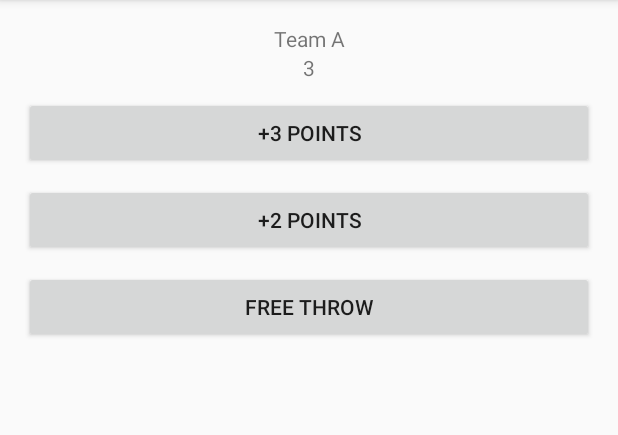
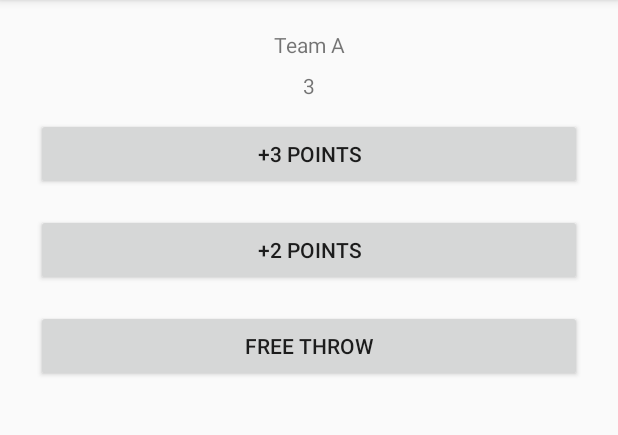
Before and after one commit to williamscs/CourtCounter, an Android app: the screen it shows after launch (MainActivity), on a phone screen of 412 x 824 dp, the part 84-519 px from its top. Run offline under Robolectric (Android 15) with nearby library versions, the phone set to English and light mode, and no system bars.

Commit message:
Match video layout

```diff
--- a/app/src/main/res/layout/activity_main.xml
+++ b/app/src/main/res/layout/activity_main.xml
@@ -14,25 +14,27 @@
         android:layout_width="match_parent"
         android:layout_height="wrap_content"
         android:gravity="center"
+        android:padding="4dp"
         android:text="Team A" />
     <TextView
         android:layout_width="match_parent"
         android:layout_height="wrap_content"
         android:gravity="center"
+        android:padding="4dp"
         android:text="3" />
     <Button
         android:layout_width="match_parent"
         android:layout_height="wrap_content"
-        android:layout_marginTop="10dp"
+        android:layout_margin="8dp"
         android:text="+3 Points"/>
     <Button
         android:layout_width="match_parent"
         android:layout_height="wrap_content"
-        android:layout_marginTop="10dp"
+        android:layout_margin="8dp"
         android:text="+2 Points"/>
     <Button
         android:layout_width="match_parent"
         android:layout_height="wrap_content"
-        android:layout_marginTop="10dp"
+        android:layout_margin="8dp"
         android:text="Free Throw"/>
 </LinearLayout>
```
